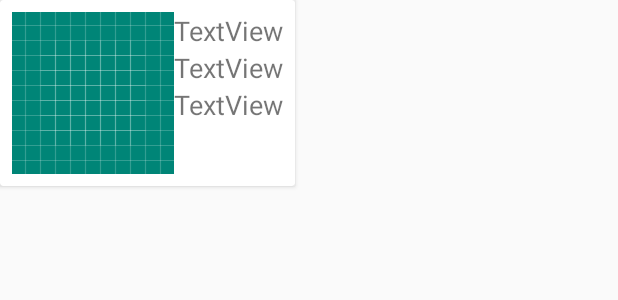
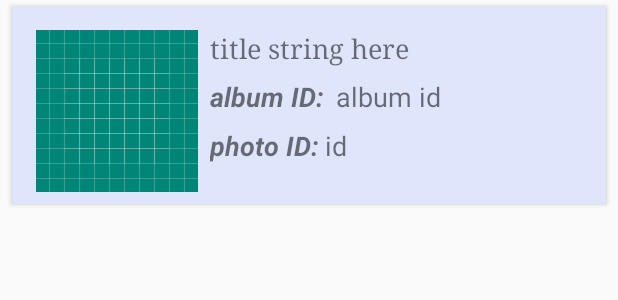
Before and after one commit to scottbiggs/t3CodingChallenge, an Android app: the layout photo_thumb_item.xml on its own in the app's theme, with its tools: preview values and no code run, on a phone screen of 412 x 824 dp. Shown: the top 300 px of the screen. Run offline under Robolectric (Android 15) with nearby library versions, the phone set to English and light mode, and no system bars; network calls fail.

Commit message:
album photos looks nice now

```diff
--- a/app/src/main/java/sleepfuriously/com/t3codingchallenge/view/MainActivity.java
+++ b/app/src/main/java/sleepfuriously/com/t3codingchallenge/view/MainActivity.java
@@ -70,15 +70,6 @@ public class MainActivity extends AppCompatActivity
         setSupportActionBar(toolbar);
         toolbar.setTitle(getTitle());
 
-        FloatingActionButton fab = findViewById(R.id.fab1);
-        fab.setOnClickListener(new View.OnClickListener() {
-            @Override
-            public void onClick(View view) {
-                Snackbar.make(view, "MAIN - Replace with your own action", Snackbar.LENGTH_LONG)
-                        .setAction("Action", null).show();
-            }
-        });
-
         if (findViewById(R.id.item_detail_container) != null) {
             // The detail container view will be present only in the
             // large-screen layouts (res/values-w900dp).
--- a/app/src/main/java/sleepfuriously/com/t3codingchallenge/view/PhotosRVAdapter.java
+++ b/app/src/main/java/sleepfuriously/com/t3codingchallenge/view/PhotosRVAdapter.java
@@ -9,6 +9,8 @@ import android.widget.ImageView;
 import android.widget.TextView;
 
 import com.squareup.picasso.Picasso;
+
+import org.w3c.dom.Text;
 
 import java.util.List;
 
@@ -68,6 +70,7 @@ public class PhotosRVAdapter
     public ViewHolder onCreateViewHolder(@NonNull ViewGroup parent, int viewType) {
         View v = LayoutInflater.from(parent.getContext())
                 .inflate(R.layout.photo_thumb_item, parent, false);
+
         return new ViewHolder(v);
     }
 
@@ -99,6 +102,11 @@ public class PhotosRVAdapter
 
     class ViewHolder extends RecyclerView.ViewHolder {
 
+        // static widgets
+        final TextView albumIdPre;
+        final TextView idPre;
+
+        // dynamic
         final ImageView thumbnail;
         final TextView title;
         final TextView albumId;
@@ -106,6 +114,13 @@ public class PhotosRVAdapter
 
         ViewHolder(View v) {
             super(v);
+
+            albumIdPre = v.findViewById(R.id.album_id_pre);
+            albumIdPre.setText(R.string.album_id_pre);
+
+            idPre = v.findViewById(R.id.id_pre);
+            idPre.setText(R.string.photo_id_pre);
+
             thumbnail = v.findViewById(R.id.photo_thumb_iv);
             title = v.findViewById(R.id.title_tv);
             albumId = v.findViewById(R.id.album_id_tv);
--- a/app/src/main/res/layout/main.xml
+++ b/app/src/main/res/layout/main.xml
@@ -41,13 +41,4 @@
         <include layout="@layout/album_list" />
     </FrameLayout>
 
-    <com.google.android.material.floatingactionbutton.FloatingActionButton
-        android:id="@+id/fab1"
-        android:layout_width="wrap_content"
-        android:layout_height="wrap_content"
-        android:layout_gravity="bottom|end"
-        android:layout_margin="@dimen/fab_margin"
-        app:srcCompat="@android:drawable/ic_dialog_email" />
-
-
 </androidx.coordinatorlayout.widget.CoordinatorLayout>
--- a/app/src/main/res/layout/photo_thumb_item.xml
+++ b/app/src/main/res/layout/photo_thumb_item.xml
@@ -8,50 +8,90 @@
     xmlns:tools="http://schemas.android.com/tools"
     xmlns:app="http://schemas.android.com/apk/res-auto"
     style="?android:attr/textAppearanceLarge"
-    android:layout_width="wrap_content"
+    android:layout_width="match_parent"
     android:layout_height="wrap_content"
     tools:context=".view.PhotosFragment"
+    android:layout_marginTop="4dp"
+    android:layout_marginBottom="4dp"
+    android:layout_marginEnd="8dp"
+    android:layout_marginStart="8dp"
+    android:backgroundTint="@color/album_item_background_normal"
     app:contentPadding="8dp">
 
-    <LinearLayout
+    <androidx.constraintlayout.widget.ConstraintLayout
         android:layout_width="match_parent"
-        android:layout_height="match_parent"
-        android:orientation="horizontal"
-        >
+        android:layout_height="wrap_content"
+        android:orientation="horizontal">
 
         <ImageView
             android:id="@+id/photo_thumb_iv"
             android:layout_width="wrap_content"
             android:layout_height="wrap_content"
-            android:src="@drawable/ic_launcher_background" />
+            android:layout_marginStart="8dp"
+            android:layout_marginTop="8dp"
+            app:layout_constraintStart_toStartOf="parent"
+            app:layout_constraintTop_toTopOf="parent"
+            tools:src="@drawable/ic_launcher_background" />
 
-        <LinearLayout
+        <TextView
+            android:id="@+id/album_id_pre"
             android:layout_width="wrap_content"
             android:layout_height="wrap_content"
-            android:orientation="vertical">
+            android:layout_marginStart="8dp"
+            android:layout_marginTop="8dp"
+            android:textSize="18sp"
+            android:textStyle="bold|italic"
+            app:layout_constraintStart_toEndOf="@+id/photo_thumb_iv"
+            app:layout_constraintTop_toBottomOf="@+id/title_tv"
+            tools:text="@string/album_id_pre" />
 
         <TextView
             android:id="@+id/title_tv"
+            android:layout_width="0dp"
+            android:layout_height="wrap_content"
+            android:layout_marginStart="8dp"
+            android:layout_marginTop="8dp"
+            android:layout_marginEnd="8dp"
+            android:fontFamily="serif"
+            tools:text="title string here"
+            android:textSize="18sp"
+            app:layout_constraintEnd_toEndOf="parent"
+            app:layout_constraintStart_toEndOf="@+id/photo_thumb_iv"
+            app:layout_constraintTop_toTopOf="parent" />
+
+        <TextView
+            android:id="@+id/id_tv"
             android:layout_width="wrap_content"
             android:layout_height="wrap_content"
-                android:text="TextView"
-                android:textSize="18sp" />
+            android:layout_marginStart="4dp"
+            tools:text="id"
+            android:textSize="18sp"
+            app:layout_constraintBaseline_toBaselineOf="@+id/id_pre"
+            app:layout_constraintStart_toEndOf="@+id/id_pre" />
 
         <TextView
             android:id="@+id/album_id_tv"
             android:layout_width="wrap_content"
             android:layout_height="wrap_content"
-                android:text="TextView"
-                android:textSize="18sp" />
+            android:layout_marginStart="8dp"
+            tools:text="album id"
+            android:textSize="18sp"
+            app:layout_constraintBaseline_toBaselineOf="@+id/album_id_pre"
+            app:layout_constraintStart_toEndOf="@+id/album_id_pre" />
 
         <TextView
-                android:id="@+id/id_tv"
+            android:id="@+id/id_pre"
             android:layout_width="wrap_content"
             android:layout_height="wrap_content"
+            android:layout_marginStart="8dp"
+            android:layout_marginTop="8dp"
             android:text="TextView"
-                android:textSize="18sp" />
+            android:textSize="18sp"
+            android:textStyle="bold|italic"
+            app:layout_constraintStart_toEndOf="@+id/photo_thumb_iv"
+            app:layout_constraintTop_toBottomOf="@+id/album_id_pre"
+            tools:text="@string/photo_id_pre" />
 
-        </LinearLayout>
-    </LinearLayout>
+    </androidx.constraintlayout.widget.ConstraintLayout>
 
 </androidx.cardview.widget.CardView>
--- a/app/src/main/res/layout/photos_list.xml
+++ b/app/src/main/res/layout/photos_list.xml
@@ -9,12 +9,13 @@
     android:layout_width="match_parent"
     android:layout_height="match_parent"
     android:orientation="vertical"
+    xmlns:tools="http://schemas.android.com/tools"
     >
 
     <TextView
         android:layout_width="match_parent"
         android:layout_height="wrap_content"
-        android:text="hi there 2"
+        tools:text="hi there 2"
         android:textSize="24sp"
         android:gravity="center"
         />
```
Lines whose indentation alone changed are shown as unchanged.
